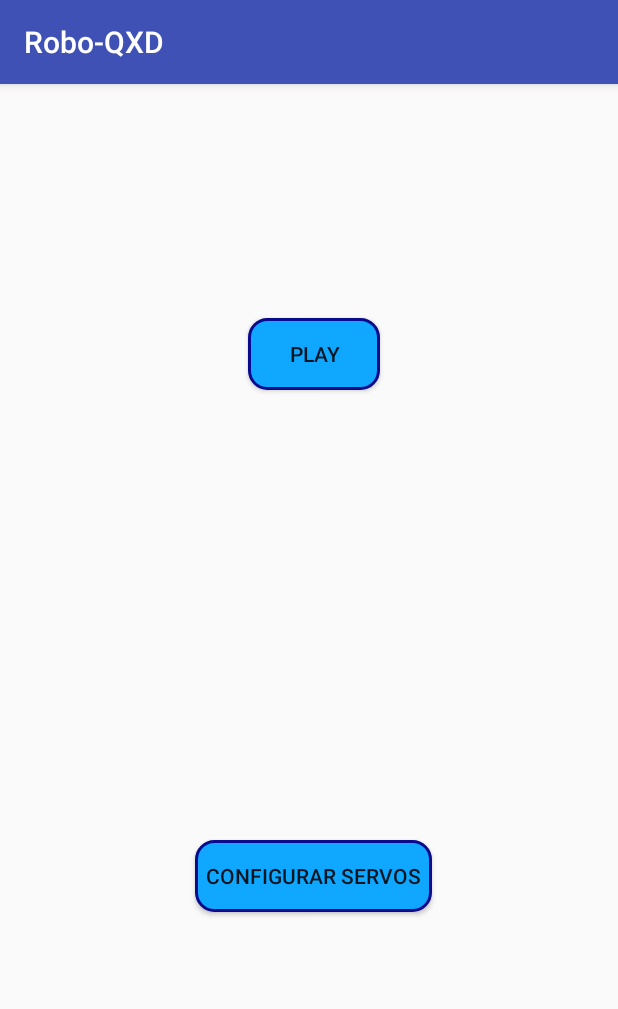
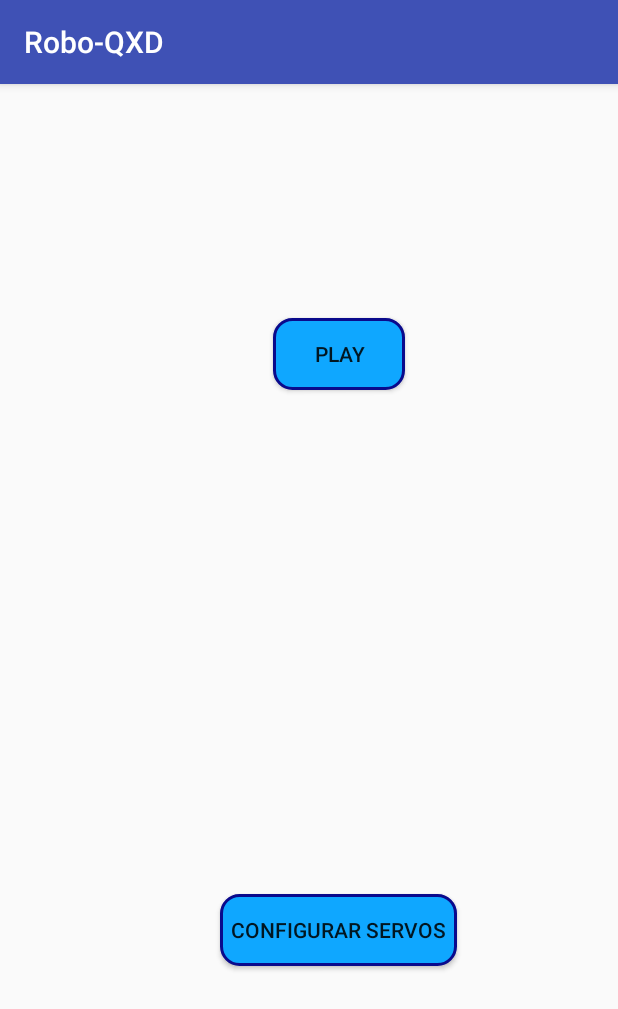
Before and after one commit to roboticanasescolas/AndroidApp, an Android app: the TelaConfBraco screen opened directly, with no data from a screen before it, on a phone screen of 412 x 824 dp. Shown: the top 1009 px of the screen. Run offline under Robolectric (Android 15) with nearby library versions, the phone set to English and light mode, and no system bars.

Commit message:
Mudança das telas iniciais, adicionando a tela principal de selecionar robo, e tela de configuração para braço

```diff
--- a/app/src/main/java/br/ufc/quixada/roboticaescolas/ConexaoBlue.java
+++ b/app/src/main/java/br/ufc/quixada/roboticaescolas/ConexaoBlue.java
@@ -68,8 +68,6 @@ public class ConexaoBlue {
         }
     }
 
-
-
     //Garante a conexão com o módulo bluetooth
     public static ConexaoBlue getInstance(BluetoothDevice d, boolean subrescrever) {
         if (conexao == null)
--- a/app/src/main/java/br/ufc/quixada/roboticaescolas/TelaConfBraco.java
+++ b/app/src/main/java/br/ufc/quixada/roboticaescolas/TelaConfBraco.java
@@ -1,8 +1,11 @@
 package br.ufc.quixada.roboticaescolas;
 
+import android.content.Intent;
 import android.support.v7.app.AppCompatActivity;
 import android.os.Bundle;
+import android.view.View;
 import android.widget.Button;
+import android.widget.Toast;
 
 import com.example.enoque_alves.roboticaescolas.R;
 
@@ -16,5 +19,23 @@ public class TelaConfBraco extends AppCompatActivity {
 
         b_play = (Button) findViewById(R.id.confBracoPlay);
         b_config = (Button) findViewById(R.id.confBracoServos);
+
+
+        b_play.setOnClickListener(new View.OnClickListener() {
+            @Override
+            public void onClick(View view) {
+                //Chamar Joystickk
+                Intent it = new Intent(TelaConfBraco.this, MainActivity.class);
+                startActivity(it);
+            }
+        });
+
+        b_config.setOnClickListener(new View.OnClickListener() {
+            @Override
+            public void onClick(View view) {
+                // Chamar tela para parametrização dos servos
+                Toast.makeText(TelaConfBraco.this, "Ainda não implementado!", Toast.LENGTH_SHORT).show();
+            }
+        });
     }
 }
--- a/app/src/main/java/br/ufc/quixada/roboticaescolas/joystickk.java
+++ b/app/src/main/java/br/ufc/quixada/roboticaescolas/joystickk.java
@@ -197,9 +197,11 @@ public class joystickk extends AppCompatActivity {
             public void onClick(View v) {
                 gravando = !gravando;
                 if (gravando){
+                    gravar.setText("PARAR GRAVAÇÃO");
                     Toast.makeText(joystickk.this, "Gravando!!", Toast.LENGTH_SHORT).show();
                 }
                 else {
+                    gravar.setText("GRAVAR");
                     Toast.makeText(joystickk.this, "Fim da gravação!!", Toast.LENGTH_SHORT).show();
                 }
             }
--- a/app/src/main/res/layout/activity_selecionar_robo.xml
+++ b/app/src/main/res/layout/activity_selecionar_robo.xml
@@ -4,7 +4,7 @@
     xmlns:tools="http://schemas.android.com/tools"
     android:layout_width="match_parent"
     android:layout_height="match_parent"
-    tools:context="br.ufc.quixada.roboticaescolas.SelecionarRobo">
+    tools:context="br.ufc.quixada.roboticaescolas.MainSelecionarRobo">
 
     <ImageButton
         android:id="@+id/bBraco"
--- a/app/src/main/res/layout/activity_tela_conf_braco.xml
+++ b/app/src/main/res/layout/activity_tela_conf_braco.xml
@@ -21,7 +21,7 @@
         android:id="@+id/confBracoServos"
         android:layout_width="158dp"
         android:layout_height="48dp"
-        android:layout_marginBottom="216dp"
+        android:layout_marginBottom="180dp"
         android:layout_marginEnd="107dp"
         android:layout_marginLeft="113dp"
         android:layout_marginRight="107dp"
@@ -30,5 +30,6 @@
         android:text="Configurar Servos"
         app:layout_constraintBottom_toBottomOf="parent"
         app:layout_constraintEnd_toEndOf="parent"
+        app:layout_constraintHorizontal_bias="1.0"
         app:layout_constraintStart_toStartOf="parent" />
 </android.support.constraint.ConstraintLayout>
```
Also changed, not shown: app/src/main/AndroidManifest.xml (+7 -6 lines), app/src/main/java/br/ufc/quixada/roboticaescolas/MainActivity.java (+2 -11 lines), app/src/main/java/br/ufc/quixada/roboticaescolas/MainSelecionarRobo.java (renamed from app/src/main/java/br/ufc/quixada/roboticaescolas/SelecionarRobo.java, +4 -4 lines), app/src/main/res/layout/activity_lista_dispositivos.xml (renamed from app/src/main/res/layout/activity_main.xml).
